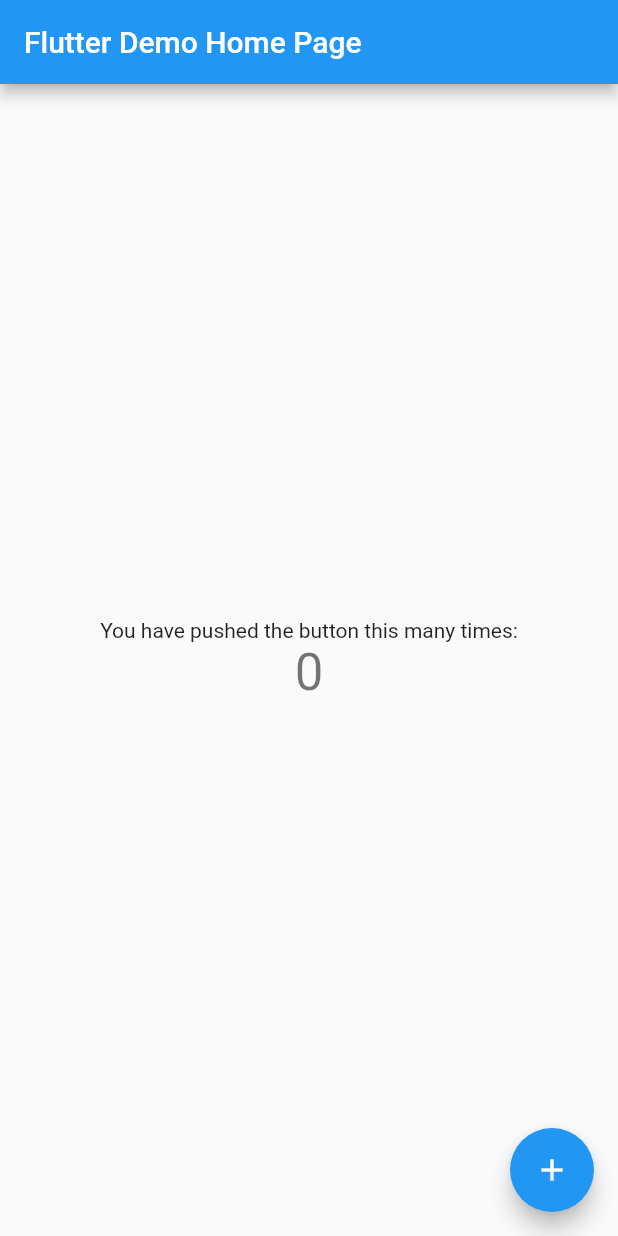
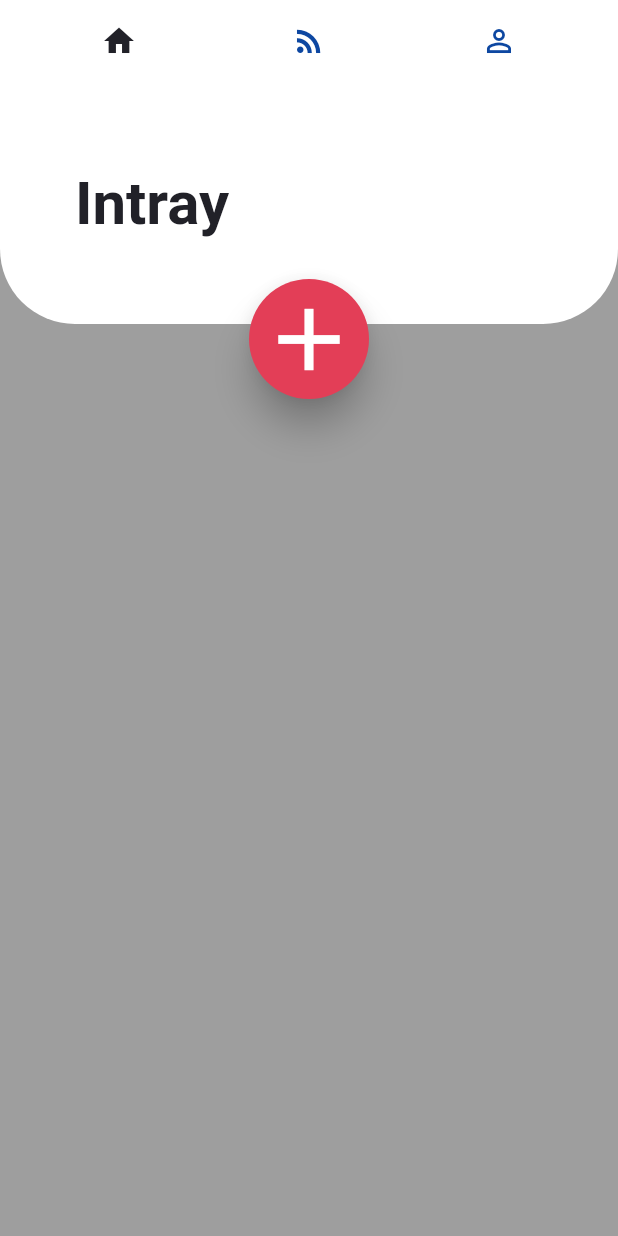
Before and after one commit to SoFizzticated/TodoApp, a Flutter app: the screen it shows after launch, on a phone screen of 412 x 824 dp. Run offline on Flutter 3.47's test engine with Material 2 defaults, Android fonts, the phone set to English and light mode, and no system bars; Roboto replaces fonts that are missing (Avenir).

Commit message:
Create intray top bar and button #2

```diff
--- a/App/todoapp/lib/main.dart
+++ b/App/todoapp/lib/main.dart
@@ -1,4 +1,5 @@
 import 'package:flutter/material.dart';
+import 'models/global.dart';
 
 void main() {
   runApp(MyApp());
@@ -9,35 +10,17 @@ class MyApp extends StatelessWidget {
   @override
   Widget build(BuildContext context) {
     return MaterialApp(
-      title: 'Flutter Demo',
+      title: 'ToDo App',
       theme: ThemeData(
-        // This is the theme of your application.
-        //
-        // Try running your application with "flutter run". You'll see the
-        // application has a blue toolbar. Then, without quitting the app, try
-        // changing the primarySwatch below to Colors.green and then invoke
-        // "hot reload" (press "r" in the console where you ran "flutter run",
-        // or simply save your changes to "hot reload" in a Flutter IDE).
-        // Notice that the counter didn't reset back to zero; the application
-        // is not restarted.
-        primarySwatch: Colors.blue,
+        primarySwatch: Colors.red,
       ),
-      home: MyHomePage(title: 'Flutter Demo Home Page'),
+      home: MyHomePage(title: 'ToDo App'),
     );
   }
 }
 
 class MyHomePage extends StatefulWidget {
   MyHomePage({Key key, this.title}) : super(key: key);
-
-  // This widget is the home page of your application. It is stateful, meaning
-  // that it has a State object (defined below) that contains fields that affect
-  // how it looks.
-
-  // This class is the configuration for the state. It holds the values (in this
-  // case the title) provided by the parent (in this case the App widget) and
-  // used by the build method of the State. Fields in a Widget subclass are
-  // always marked "final".
 
   final String title;
 
@@ -46,68 +29,103 @@ class MyHomePage extends StatefulWidget {
 }
 
 class _MyHomePageState extends State<MyHomePage> {
-  int _counter = 0;
-
-  void _incrementCounter() {
-    setState(() {
-      // This call to setState tells the Flutter framework that something has
-      // changed in this State, which causes it to rerun the build method below
-      // so that the display can reflect the updated values. If we changed
-      // _counter without calling setState(), then the build method would not be
-      // called again, and so nothing would appear to happen.
-      _counter++;
-    });
-  }
-
   @override
   Widget build(BuildContext context) {
-    // This method is rerun every time setState is called, for instance as done
-    // by the _incrementCounter method above.
-    //
-    // The Flutter framework has been optimized to make rerunning build methods
-    // fast, so that you can just rebuild anything that needs updating rather
-    // than having to individually change instances of widgets.
-    return Scaffold(
-      appBar: AppBar(
-        // Here we take the value from the MyHomePage object that was created by
-        // the App.build method, and use it to set our appbar title.
-        title: Text(widget.title),
-      ),
-      body: Center(
-        // Center is a layout widget. It takes a single child and positions it
-        // in the middle of the parent.
-        child: Column(
-          // Column is also a layout widget. It takes a list of children and
-          // arranges them vertically. By default, it sizes itself to fit its
-          // children horizontally, and tries to be as tall as its parent.
-          //
-          // Invoke "debug painting" (press "p" in the console, choose the
-          // "Toggle Debug Paint" action from the Flutter Inspector in Android
-          // Studio, or the "Toggle Debug Paint" command in Visual Studio Code)
-          // to see the wireframe for each widget.
-          //
-          // Column has various properties to control how it sizes itself and
-          // how it positions its children. Here we use mainAxisAlignment to
-          // center the children vertically; the main axis here is the vertical
-          // axis because Columns are vertical (the cross axis would be
-          // horizontal).
-          mainAxisAlignment: MainAxisAlignment.center,
-          children: <Widget>[
-            Text(
-              'You have pushed the button this many times:',
+    return MaterialApp(
+      color: Colors.yellow,
+      // Don't overlap Mobile UI
+      home: SafeArea(
+        child: DefaultTabController(
+          length: 3,
+          child: new Scaffold(
+            body: Stack(children: <Widget>[
+              // Main swipeable screens
+              TabBarView(
+                children: [
+                  new Container(
+                    color: Colors.grey,
+                  ),
+                  new Container(
+                    color: Colors.orange,
+                  ),
+                  new Container(
+                    color: Colors.lightGreen,
+                  ),
+                ],
+              ),
+
+              // Intray holder
+              Container(
+                padding: EdgeInsets.only(left: 50), // 50 left initial padding
+                height: 160,
+                // color: Colors.white, // If Container has BoxDecoration, color goes inside BoxDecoration
+                decoration: BoxDecoration(
+                  borderRadius: BorderRadius.only(
+                    bottomLeft: Radius.circular(50),
+                    bottomRight: Radius.circular(50),
+                  ),
+                  color: Colors.white,
+                ),
+
+                // Title and button holder
+                child: Row(
+                  // Maximize space between elements
+                  mainAxisAlignment: MainAxisAlignment.spaceBetween,
+                  children: <Widget>[
+                    Text(
+                      "Intray",
+                      style: intrayTitleStyle,
+                    ),
+                    Container(),
+                  ],
+                ),
+              ),
+
+              // Button holder
+              Container(
+                height: 80,
+                width: 80,
+                margin: EdgeInsets.only(
+                  // Vertical offset, horizontal centered
+                  top: 130,
+                  left: (MediaQuery.of(context).size.width / 2) - 40,
+                ),
+                child: FloatingActionButton(
+                  elevation: 10,
+                  child: Icon(Icons.add, size: 70),
+                  backgroundColor: redColor,
+                  onPressed: () {},
+                ),
+              )
+            ]),
+
+            // Navbar overlay
+            appBar: AppBar(
+              elevation: 0, // Remove shadows
+              title: new TabBar(
+                tabs: [
+                  Tab(
+                    icon: new Icon(Icons.home),
+                  ),
+                  Tab(
+                    icon: new Icon(Icons.rss_feed),
+                  ),
+                  Tab(
+                    icon: new Icon(Icons.perm_identity),
+                  ),
+                ],
+                labelColor: darkGreyColor,
+                unselectedLabelColor: Colors.blue[900],
+                indicatorSize: TabBarIndicatorSize.label,
+                indicatorPadding: EdgeInsets.all(5.0),
+                indicatorColor: Colors.transparent,
+              ),
+              backgroundColor: Colors.white,
             ),
-            Text(
-              '$_counter',
-              style: Theme.of(context).textTheme.headline4,
-            ),
-          ],
+            backgroundColor: Colors.white,
+          ),
         ),
       ),
-      floatingActionButton: FloatingActionButton(
-        onPressed: _incrementCounter,
-        tooltip: 'Increment',
-        child: Icon(Icons.add),
-      ), // This trailing comma makes auto-formatting nicer for build methods.
     );
   }
 }
--- /dev/null
+++ b/App/todoapp/lib/models/global.dart
@@ -0,0 +1,11 @@
+import 'package:flutter/material.dart';
+
+Color darkGreyColor = new Color(0xFF212128);
+Color redColor = new Color(0xFFE33E57); // 0xFFDC4F64
+
+TextStyle intrayTitleStyle = new TextStyle(
+  fontFamily: 'Avenir',
+  fontWeight: FontWeight.bold,
+  fontSize: 40,
+  color: darkGreyColor,
+);
```
